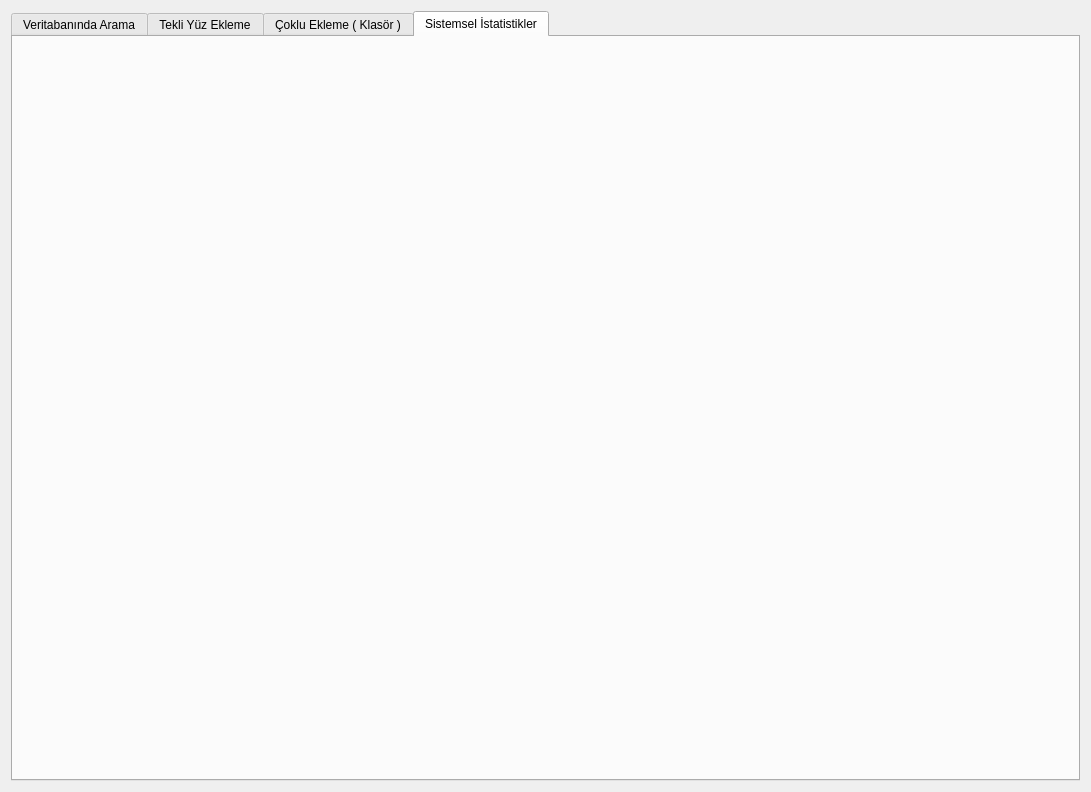
Above: raw_ui_files/FaceRecognitionScreen.ui from MehmetYukselSekeroglu/TheHive before the change. Below: the same form after it.
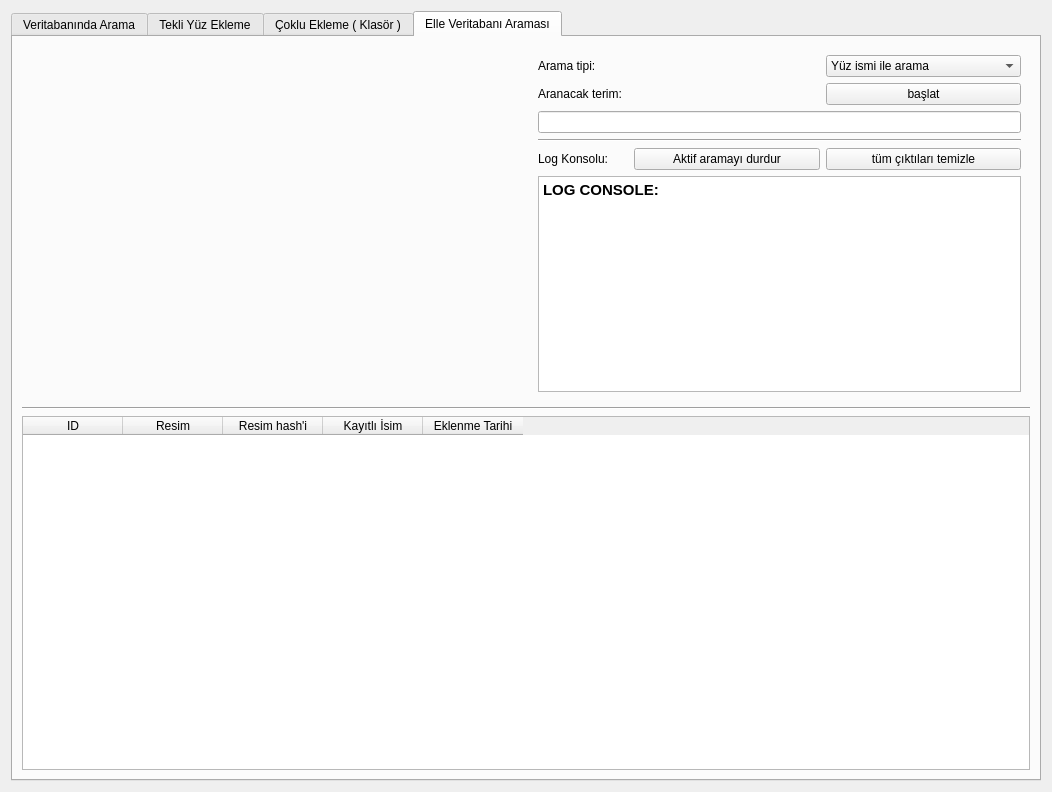
That is the form after the change. The open tabs and pages were chosen to show the change.

Commit message: Face Recognition manuel database search added

What changed in the file:
```diff
--- a/raw_ui_files/FaceRecognitionScreen.ui
+++ b/raw_ui_files/FaceRecognitionScreen.ui
@@ -6,7 +6,7 @@
    <rect>
     <x>0</x>
     <y>0</y>
-    <width>1091</width>
+    <width>1052</width>
     <height>792</height>
    </rect>
   </property>
@@ -431,8 +431,153 @@
      </widget>
      <widget class="QWidget" name="tab_sistemIstatistik">
       <attribute name="title">
-       <string>Sistemsel İstatistikler</string>
+       <string>Elle Veritabanı Araması</string>
       </attribute>
+      <layout class="QGridLayout" name="gridLayout_16">
+       <item row="2" column="0" colspan="2">
+        <widget class="QTableWidget" name="tableWidget_resultTable">
+         <column>
+          <property name="text">
+           <string>ID</string>
+          </property>
+         </column>
+         <column>
+          <property name="text">
+           <string>Resim</string>
+          </property>
+         </column>
+         <column>
+          <property name="text">
+           <string>Resim hash'i</string>
+          </property>
+         </column>
+         <column>
+          <property name="text">
+           <string>Kayıtlı İsim</string>
+          </property>
+         </column>
+         <column>
+          <property name="text">
+           <string>Eklenme Tarihi</string>
+          </property>
+         </column>
+        </widget>
+       </item>
+       <item row="0" column="1">
+        <widget class="QWidget" name="widget_9" native="true">
+         <layout class="QGridLayout" name="gridLayout_15">
+          <item row="7" column="0">
+           <widget class="QLabel" name="label_7">
+            <property name="text">
+             <string>Log Konsolu:</string>
+            </property>
+           </widget>
+          </item>
+          <item row="4" column="0" colspan="4">
+           <widget class="QLineEdit" name="lineEdit_searchInput"/>
+          </item>
+          <item row="8" column="0" colspan="4">
+           <widget class="QTextBrowser" name="textBrowser_ManuelSearchLogConsole">
+            <property name="html">
+             <string>&lt;!DOCTYPE HTML PUBLIC &quot;-//W3C//DTD HTML 4.0//EN&quot; &quot;http://www.w3.org/TR/REC-html40/strict.dtd&quot;&gt;
+&lt;html&gt;&lt;head&gt;&lt;meta name=&quot;qrichtext&quot; content=&quot;1&quot; /&gt;&lt;style type=&quot;text/css&quot;&gt;
+p, li { white-space: pre-wrap; }
+&lt;/style&gt;&lt;/head&gt;&lt;body style=&quot; font-family:'Cantarell'; font-size:11pt; font-weight:400; font-style:normal;&quot;&gt;
+&lt;p style=&quot; margin-top:0px; margin-bottom:0px; margin-left:0px; margin-right:0px; -qt-block-indent:0; text-indent:0px;&quot;&gt;&lt;span style=&quot; font-weight:600;&quot;&gt;LOG CONSOLE:&lt;/span&gt;&lt;/p&gt;&lt;/body&gt;&lt;/html&gt;</string>
+            </property>
+           </widget>
+          </item>
+          <item row="2" column="0">
+           <widget class="QLabel" name="label_6">
+            <property name="text">
+             <string>Aranacak terim:</string>
+            </property>
+           </widget>
+          </item>
+          <item row="2" column="3">
+           <widget class="QPushButton" name="pushButton_starManueltSearch">
+            <property name="text">
+             <string>başlat</string>
+            </property>
+           </widget>
+          </item>
+          <item row="5" column="0" colspan="4">
+           <widget class="Line" name="line">
+            <property name="orientation">
+             <enum>Qt::Horizontal</enum>
+            </property>
+           </widget>
+          </item>
+          <item row="1" column="0">
+           <widget class="QLabel" name="label_8">
+            <property name="text">
+             <string>Arama tipi:</string>
+            </property>
+           </widget>
+          </item>
+          <item row="1" column="3">
+           <widget class="QComboBox" name="comboBox_targetColumn">
+            <item>
+             <property name="text">
+              <string>Yüz ismi ile arama</string>
+             </property>
+            </item>
+            <item>
+             <property name="text">
+              <string>Resim sha1 hash'i</string>
+             </property>
+            </item>
+            <item>
+             <property name="text">
+              <string>Tüm kayıtları getir (Arama yok)</string>
+             </property>
+            </item>
+           </widget>
+          </item>
+          <item row="7" column="3">
+           <widget class="QPushButton" name="pushButton_clearResultManuelSearch">
+            <property name="text">
+             <string>tüm çıktıları temizle</string>
+            </property>
+           </widget>
+          </item>
+          <item row="7" column="1" colspan="2">
+           <widget class="QPushButton" name="pushButton_stopActiveManuelSearch">
+            <property name="text">
+             <string>Aktif aramayı durdur</string>
+            </property>
+           </widget>
+          </item>
+         </layout>
+        </widget>
+       </item>
+       <item row="0" column="0">
+        <widget class="QWidget" name="widget_8" native="true">
+         <property name="minimumSize">
+          <size>
+           <width>320</width>
+           <height>320</height>
+          </size>
+         </property>
+         <layout class="QGridLayout" name="gridLayout_14">
+          <item row="0" column="0">
+           <widget class="QLabel" name="label_dbManuelSearchImageShower">
+            <property name="text">
+             <string/>
+            </property>
+           </widget>
+          </item>
+         </layout>
+        </widget>
+       </item>
+       <item row="1" column="0" colspan="2">
+        <widget class="Line" name="line_2">
+         <property name="orientation">
+          <enum>Qt::Horizontal</enum>
+         </property>
+        </widget>
+       </item>
+      </layout>
      </widget>
     </widget>
    </item>
```
Left out of the diff: 32 changed lines with no effect on the pictures. The commit also changes 5 other files.
